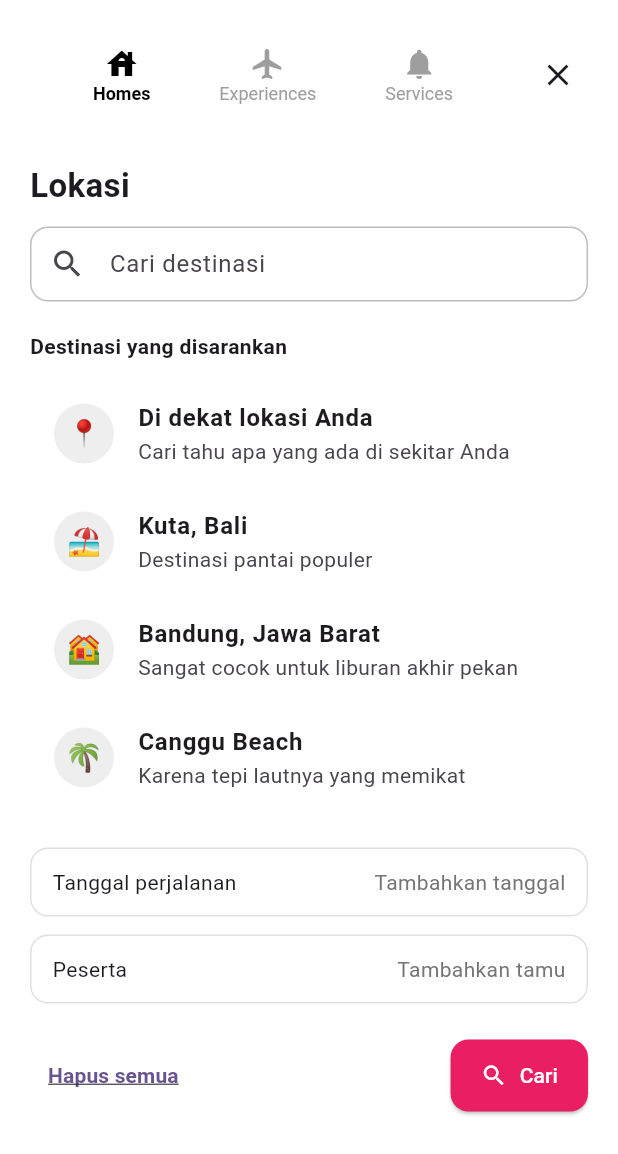
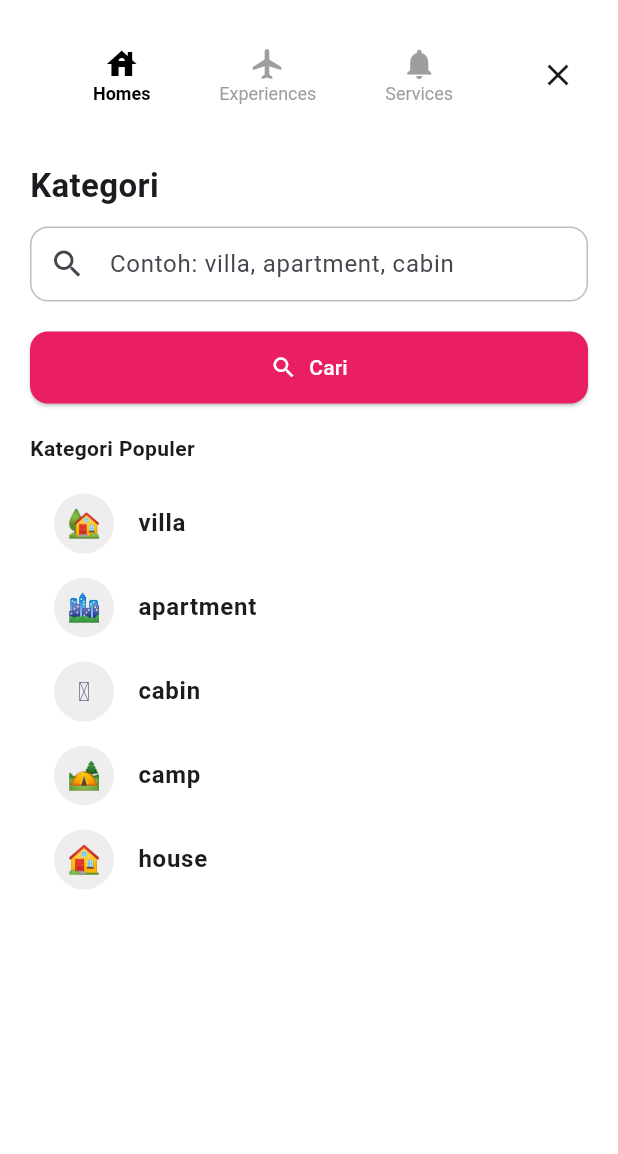
Before and after one commit to velinaaas/airbnbclone, a Flutter app: the SearchPage screen opened by its route, after a tap on "Cari", on a phone screen of 412 x 824 dp. Shown: the top 1154 px of the screen. Run offline on Flutter 3.47's test engine with Material 3 defaults, Android fonts, the light colour scheme and no system bars; our stand-ins replace shared_preferences; accounts and stored records are empty.

Commit message:
commit dea 5

```diff
--- a/lib/views/search.dart
+++ b/lib/views/search.dart
@@ -1,27 +1,55 @@
+import 'dart:convert';
 import 'package:flutter/material.dart';
+import 'package:http/http.dart' as http;
 
-class SearchPage extends StatelessWidget {
-  final List<Map<String, String>> suggestedDestinations = [
-    {
-      "icon": "📍",
-      "title": "Di dekat lokasi Anda",
-      "subtitle": "Cari tahu apa yang ada di sekitar Anda"
-    },
-    {
-      "icon": "🏖️",
-      "title": "Kuta, Bali",
-      "subtitle": "Destinasi pantai populer"
-    },
-    {
-      "icon": "🏘️",
-      "title": "Bandung, Jawa Barat",
-      "subtitle": "Sangat cocok untuk liburan akhir pekan"
-    },
-    {
-      "icon": "🌴",
-      "title": "Canggu Beach",
-      "subtitle": "Karena tepi lautnya yang memikat"
-    },
+class SearchPage extends StatefulWidget {
+  const SearchPage({Key? key}) : super(key: key);
+
+  @override
+  State<SearchPage> createState() => _SearchPageState();
+}
+
+class _SearchPageState extends State<SearchPage> {
+  final TextEditingController _searchController = TextEditingController();
+  List<Map<String, dynamic>> _results = [];
+  bool _isLoading = false;
+  String _error = '';
+
+  Future<void> _performSearch() async {
+    final keyword = _searchController.text.trim().toLowerCase();
+    if (keyword.isEmpty) return;
+
+    final url = Uri.parse(
+        'https://apiairbnb-production.up.railway.app/api/guest/properties/category/$keyword');
+
+    setState(() {
+      _isLoading = true;
+      _error = '';
+      _results.clear();
+    });
+
+    try {
+      final response = await http.get(url);
+
+      if (response.statusCode == 200) {
+        final List data = jsonDecode(response.body);
+        setState(() => _results = List<Map<String, dynamic>>.from(data));
+      } else {
+        setState(() => _error = 'Gagal mengambil data (${response.statusCode})');
+      }
+    } catch (e) {
+      setState(() => _error = 'Terjadi kesalahan: $e');
+    } finally {
+      setState(() => _isLoading = false);
+    }
+  }
+
+  final List<Map<String, String>> suggestedCategories = [
+    {"icon": "🏡", "name": "villa"},
+    {"icon": "🏙️", "name": "apartment"},
+    {"icon": "🛖", "name": "cabin"},
+    {"icon": "🏕️", "name": "camp"},
+    {"icon": "🏠", "name": "house"},
   ];
 
   @override
@@ -39,7 +67,7 @@ class SearchPage extends StatelessWidget {
             Expanded(
               child: Row(
                 mainAxisAlignment: MainAxisAlignment.spaceEvenly,
-                children: [
+                children: const [
                   _TabItem(icon: Icons.house, label: 'Homes', selected: true),
                   _TabItem(icon: Icons.flight, label: 'Experiences'),
                   _TabItem(icon: Icons.notifications, label: 'Services'),
@@ -47,7 +75,7 @@ class SearchPage extends StatelessWidget {
               ),
             ),
             IconButton(
-              icon: Icon(Icons.close),
+              icon: const Icon(Icons.close),
               onPressed: () => Navigator.pop(context),
             ),
           ],
@@ -56,7 +84,7 @@ class SearchPage extends StatelessWidget {
       body: ListView(
         padding: const EdgeInsets.symmetric(horizontal: 20, vertical: 8),
         children: [
-          const Text("Lokasi",
+          const Text("Kategori",
               style: TextStyle(fontSize: 22, fontWeight: FontWeight.bold)),
           const SizedBox(height: 12),
           Container(
@@ -65,19 +93,132 @@ class SearchPage extends StatelessWidget {
               border: Border.all(color: Colors.grey.shade400),
               borderRadius: BorderRadius.circular(12),
             ),
-            child: const TextField(
-              decoration: InputDecoration(
-                hintText: "Cari destinasi",
+            child: TextField(
+              controller: _searchController,
+              decoration: const InputDecoration(
+                hintText: "Contoh: villa, apartment, cabin",
                 border: InputBorder.none,
                 icon: Icon(Icons.search),
               ),
             ),
           ),
           const SizedBox(height: 20),
-          const Text("Destinasi yang disarankan",
+          ElevatedButton.icon(
+            onPressed: _performSearch,
+            icon: const Icon(Icons.search),
+            label: const Text("Cari"),
+            style: ElevatedButton.styleFrom(
+              backgroundColor: Colors.pink,
+              foregroundColor: Colors.white,
+              shape: RoundedRectangleBorder(
+                borderRadius: BorderRadius.circular(12),
+              ),
+              padding: const EdgeInsets.symmetric(horizontal: 20, vertical: 14),
+            ),
+          ),
+          const SizedBox(height: 20),
+          if (_isLoading)
+            const Center(child: CircularProgressIndicator())
+          else if (_error.isNotEmpty)
+            Text(_error, style: const TextStyle(color: Colors.red))
+          else if (_results.isNotEmpty)
+            Column(
+              crossAxisAlignment: CrossAxisAlignment.start,
+              children: [
+                const Text("Hasil Pencarian",
                     style: TextStyle(fontWeight: FontWeight.bold)),
                 const SizedBox(height: 12),
-          ...suggestedDestinations.map((item) => ListTile(
+                ..._results.map((item) {
+
+                  final title = item['title'] ?? 'Tanpa Judul';
+                  final price = item['price_per_night']?.toString() ?? '-';
+                  final rating = item['avg_rating']?.toString() ?? '-';
+                  final image = item['cover_img'] ??
+                      'https://via.placeholder.com/300';
+
+                  return Container(
+                    margin: const EdgeInsets.only(bottom: 20),
+                    decoration: BoxDecoration(
+                      borderRadius: BorderRadius.circular(16),
+                      color: Colors.grey[100],
+                    ),
+                    child: Column(
+                      crossAxisAlignment: CrossAxisAlignment.start,
+                      children: [
+                        Stack(
+                          children: [
+                            ClipRRect(
+                              borderRadius: const BorderRadius.only(
+                                  topLeft: Radius.circular(16),
+                                  topRight: Radius.circular(16)),
+                              child: Image.network(
+                                image,
+                                height: 200,
+                                width: double.infinity,
+                                fit: BoxFit.cover,
+                              ),
+                            ),
+                            Positioned(
+                              top: 12,
+                              right: 12,
+                              child: Container(
+                                padding: const EdgeInsets.all(6),
+                                decoration: BoxDecoration(
+                                  color: Colors.white,
+                                  borderRadius: BorderRadius.circular(30),
+                                ),
+                                child: const Icon(Icons.favorite_border,
+                                    size: 20, color: Colors.black),
+                              ),
+                            ),
+                          ],
+                        ),
+                        Padding(
+                          padding: const EdgeInsets.all(12.0),
+                          child: Column(
+                            crossAxisAlignment: CrossAxisAlignment.start,
+                            children: [
+                              Row(
+                                children: [
+                                  const Icon(Icons.star,
+                                      size: 16, color: Colors.orange),
+                                  const SizedBox(width: 4),
+                                  Text(rating,
+                                      style: const TextStyle(
+                                          fontWeight: FontWeight.bold,
+                                          fontSize: 14)),
+                                ],
+                              ),
+                              const SizedBox(height: 4),
+                              Text(
+                                title,
+                                style: const TextStyle(
+                                    fontSize: 16,
+                                    fontWeight: FontWeight.w600),
+                              ),
+                              const SizedBox(height: 2),
+                              Text(
+                                "Rp $price / malam",
+                                style: const TextStyle(
+                                    fontSize: 14, color: Colors.black87),
+                              ),
+                            ],
+                          ),
+                        ),
+                      ],
+                    ),
+                  );
+                }),
+              ],
+            )
+          else
+            Column(
+              crossAxisAlignment: CrossAxisAlignment.start,
+              children: [
+                const Text("Kategori Populer",
+                    style: TextStyle(fontWeight: FontWeight.bold)),
+                const SizedBox(height: 12),
+                ...suggestedCategories.map((item) => ListTile(
                       leading: CircleAvatar(
                         backgroundColor: Colors.grey[200],
                         child: Text(
@@ -85,42 +226,15 @@ class SearchPage extends StatelessWidget {
                           style: const TextStyle(fontSize: 18),
                         ),
                       ),
-                title: Text(item['title']!,
-                    style: TextStyle(fontWeight: FontWeight.bold)),
-                subtitle: Text(item['subtitle']!),
+                      title: Text(item['name']!,
+                          style: const TextStyle(fontWeight: FontWeight.bold)),
+                      onTap: () {
+                        _searchController.text = item['name']!;
+                        _performSearch();
+                      },
                     )),
-          const SizedBox(height: 24),
-          _OptionTile(
-              title: "Tanggal perjalanan", buttonLabel: "Tambahkan tanggal"),
-          const SizedBox(height: 12),
-          _OptionTile(title: "Peserta", buttonLabel: "Tambahkan tamu"),
-          const SizedBox(height: 24),
-          Row(
-            mainAxisAlignment: MainAxisAlignment.spaceBetween,
-            children: [
-              TextButton(
-                  onPressed: () {},
-                  child: Text("Hapus semua",
-                      style: TextStyle(
-                          decoration: TextDecoration.underline,
-                          fontWeight: FontWeight.bold))),
-              ElevatedButton.icon(
-                onPressed: () {},
-                icon: Icon(Icons.search),
-                label: Text("Cari"),
-                style: ElevatedButton.styleFrom(
-                  backgroundColor: Colors.pink,
-                  foregroundColor: Colors.white,
-                  shape: RoundedRectangleBorder(
-                    borderRadius: BorderRadius.circular(12),
-                  ),
-                  padding:
-                      const EdgeInsets.symmetric(horizontal: 20, vertical: 14),
-                ),
-              )
               ],
             ),
-          const SizedBox(height: 40),
         ],
       ),
     );
@@ -132,46 +246,26 @@ class _TabItem extends StatelessWidget {
   final String label;
   final bool selected;
 
-  const _TabItem(
-      {required this.icon, required this.label, this.selected = false});
+  const _TabItem({
+    required this.icon,
+    required this.label,
+    this.selected = false,
+  });
 
   @override
   Widget build(BuildContext context) {
     return Column(
       children: [
         Icon(icon, color: selected ? Colors.black : Colors.grey),
-        Text(label,
+        Text(
+          label,
           style: TextStyle(
             fontSize: 12,
             color: selected ? Colors.black : Colors.grey,
             fontWeight: selected ? FontWeight.bold : FontWeight.normal,
-            )),
+          ),
+        ),
       ],
     );
   }
 }
-
-class _OptionTile extends StatelessWidget {
-  final String title;
-  final String buttonLabel;
-
-  const _OptionTile({required this.title, required this.buttonLabel});
-
-  @override
-  Widget build(BuildContext context) {
-    return Container(
-      padding: const EdgeInsets.symmetric(horizontal: 14, vertical: 12),
-      decoration: BoxDecoration(
-        border: Border.all(color: Colors.grey.shade300),
-        borderRadius: BorderRadius.circular(12),
-      ),
-      child: Row(
-        mainAxisAlignment: MainAxisAlignment.spaceBetween,
-        children: [
-          Text(title),
-          Text(buttonLabel, style: TextStyle(color: Colors.grey[600])),
-        ],
-      ),
-    );
-  }
-}
```
Also changed, not shown: lib/models/category.dart (added, +22 -0 lines), lib/models/property.dart (added, +59 -0 lines), pubspec.lock. Lines whose indentation alone changed are shown as unchanged.
